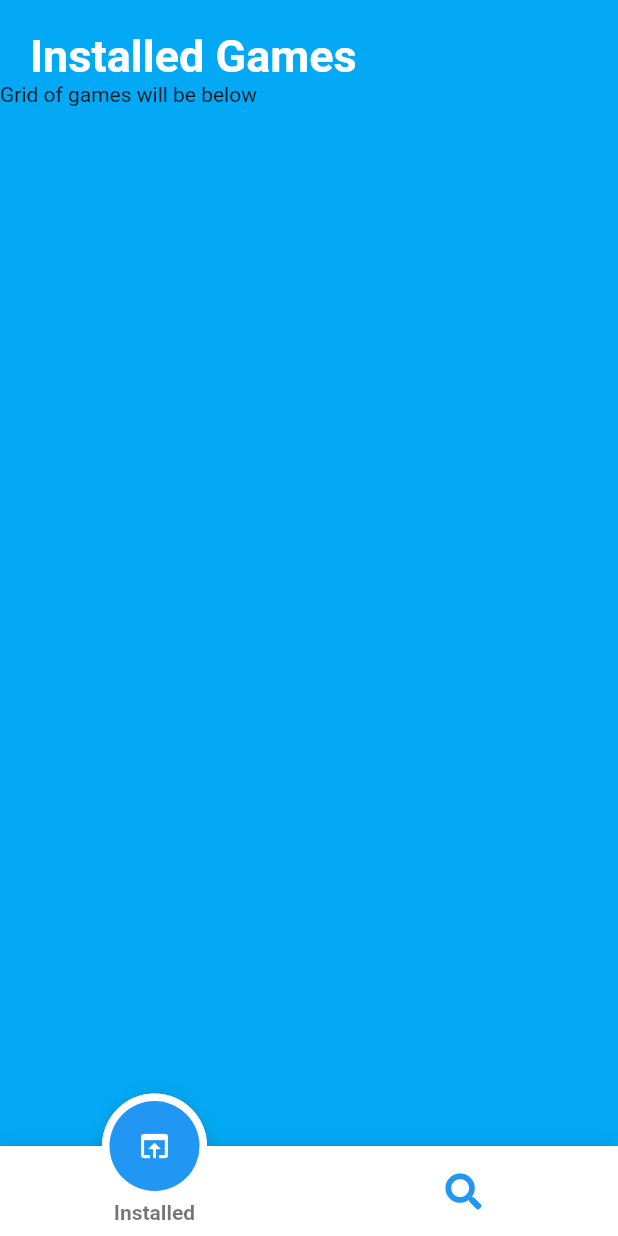
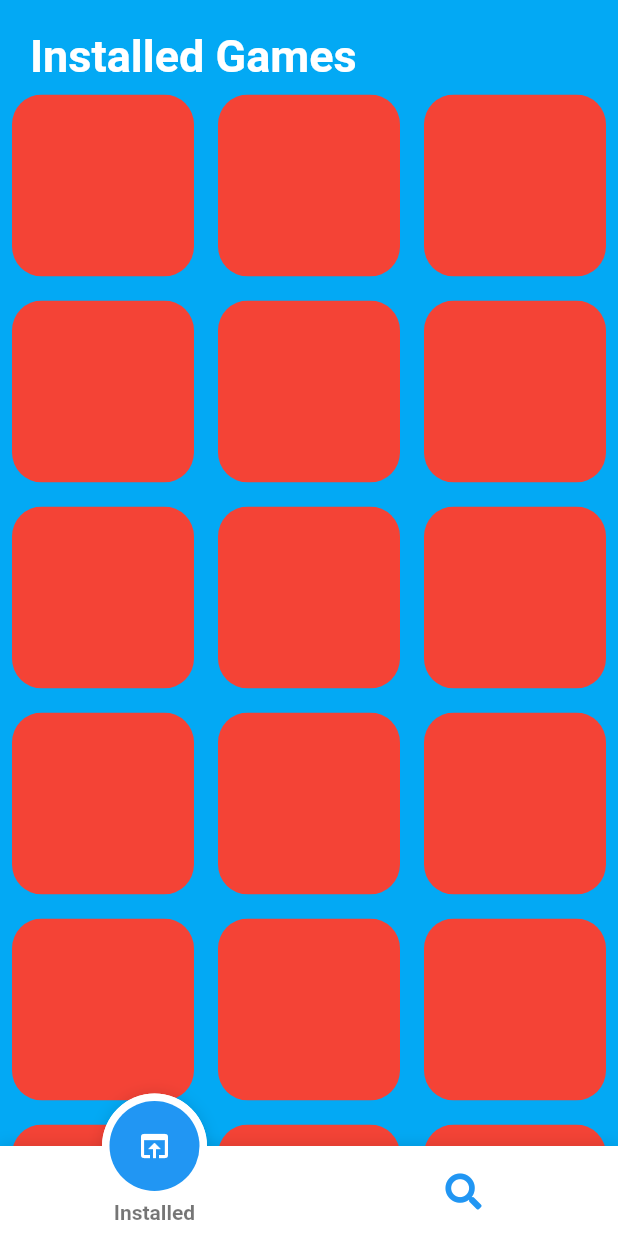
Before and after one commit to EthicalBoris/sm_app, a Flutter app: the screen it shows after launch, on a phone screen of 412 x 824 dp. Run offline on Flutter 3.47's test engine with Material 2 defaults, Android fonts, the phone set to English and light mode, and no system bars; drawn by our look-alikes of fancy_bottom_navigation; our stand-ins replace font_awesome_flutter.

Commit message:
Games grid skeleton
+ Created a simple skeleton for the games page grid

```diff
--- a/lib/screens/InstalledPage.dart
+++ b/lib/screens/InstalledPage.dart
@@ -17,7 +17,24 @@ class InstalledPage extends StatelessWidget {
             ),
           ),
         ),
-      Text("Grid of games will be below"),
+        Expanded(
+          child: GridView.builder(
+            gridDelegate:
+                SliverGridDelegateWithFixedCrossAxisCount(crossAxisCount: 3),
+            itemCount: 20,
+            itemBuilder: (BuildContext context, int index) {
+              return Padding(
+                padding: const EdgeInsets.all(8.0),
+                child: ClipRRect(
+                  borderRadius: BorderRadius.circular(20.0),
+                  child: Container(
+                    color: Colors.red,
+                  ),
+                ),
+              );
+            },
+          ),
+        ),
       ],
     );
   }
```
